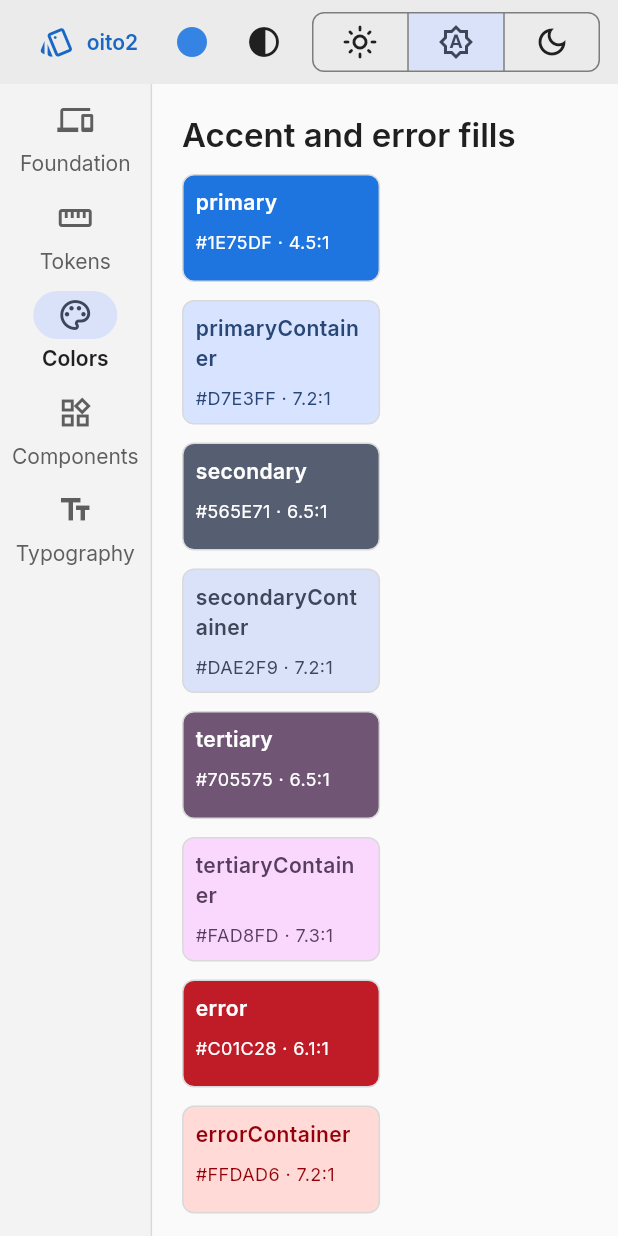
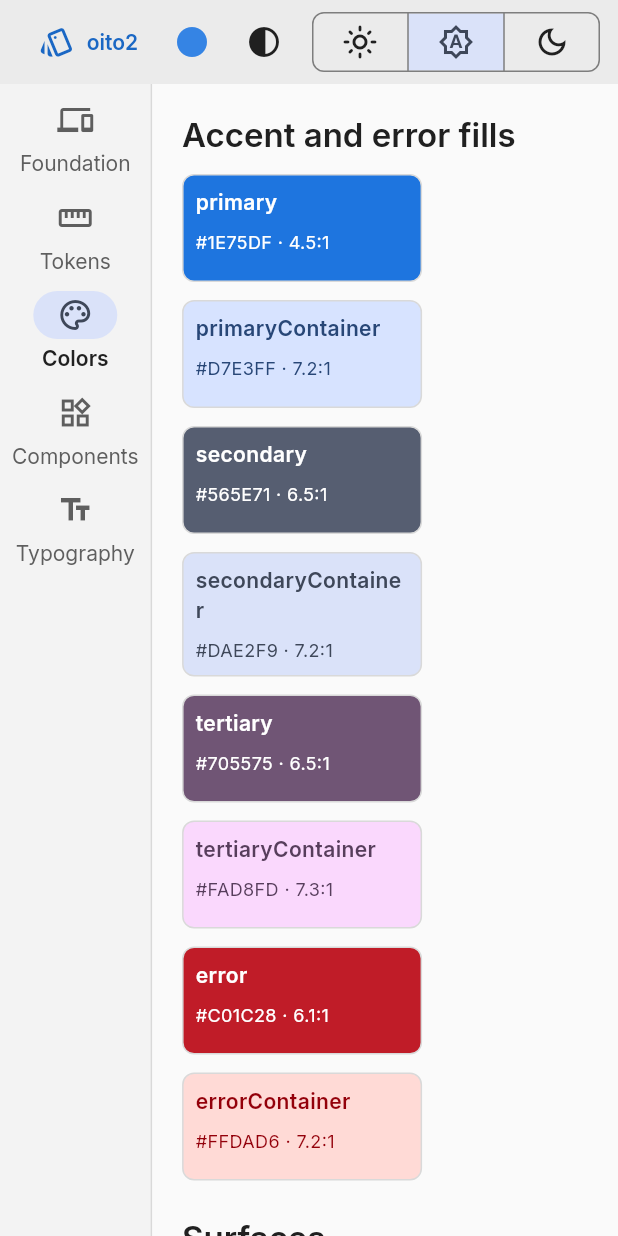
Before and after one commit to oito2/oito2_ui, a Flutter app: the screen it shows after launch, after a tap on "Tokens", after a tap on "Colors", on a phone screen of 412 x 824 dp. Run offline on Flutter 3.47's test engine with Material 3 defaults, Android fonts, the phone set to English and light mode, and no system bars; our stand-ins replace material_ui; missing offline and left inert: catppuccin_flutter.

Commit message:
fix(example): widen color swatches and show the outline hex

```diff
--- a/example/lib/src/pages/colors_page.dart
+++ b/example/lib/src/pages/colors_page.dart
@@ -71,7 +71,7 @@ class ColorsPage extends StatelessWidget {
             Swatch('high', s.surfaceContainerHigh, s.onSurface),
             Swatch('highest', s.surfaceContainerHighest, s.onSurfaceVariant),
             Swatch('inverseSurface', s.inverseSurface, s.onInverseSurface),
-            Swatch('outline', s.surface, s.outline, border: s.outline),
+            Swatch('outline', s.outline, s.surface),
           ],
         ),
         ShowcaseSection(
--- a/example/lib/src/widgets/showcase_widgets.dart
+++ b/example/lib/src/widgets/showcase_widgets.dart
@@ -82,7 +82,7 @@ class Swatch extends StatelessWidget {
         .substring(2)
         .toUpperCase();
     return Container(
-      width: 132,
+      width: 160,
       constraints: const BoxConstraints(minHeight: 72),
       padding: const EdgeInsets.all(Oito2Spacing.sm),
       decoration: BoxDecoration(
```
